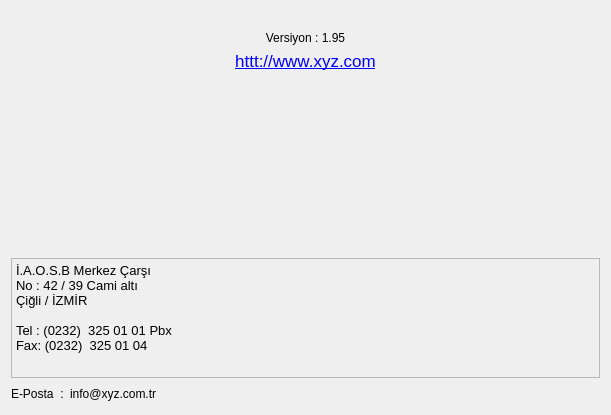
Before: the Qt Designer form YONETIM/yonetim_hakkinda.ui in adakteknoloji/FRAMEWORK, drawn with Qt 5.
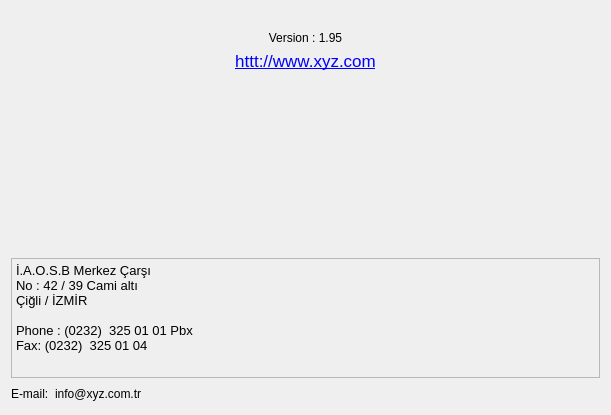
After: the same form once the commit is applied. Icons and pictures are not drawn.

Commit message: Hakkımızda sayfa çeviri yapıldı

```diff
--- a/YONETIM/yonetim_hakkinda.ui
+++ b/YONETIM/yonetim_hakkinda.ui
@@ -60,7 +60,7 @@
       </sizepolicy>
      </property>
      <property name="text">
-      <string>Versiyon : 1.95</string>
+      <string>Version : 1.95</string>
      </property>
      <property name="alignment">
       <set>Qt::AlignCenter</set>
@@ -171,15 +171,15 @@
         <string>&lt;!DOCTYPE HTML PUBLIC &quot;-//W3C//DTD HTML 4.0//EN&quot; &quot;http://www.w3.org/TR/REC-html40/strict.dtd&quot;&gt;
 &lt;html&gt;&lt;head&gt;&lt;meta name=&quot;qrichtext&quot; content=&quot;1&quot; /&gt;&lt;style type=&quot;text/css&quot;&gt;
 p, li { white-space: pre-wrap; }
-&lt;/style&gt;&lt;/head&gt;&lt;body style=&quot; font-family:'Cantarell'; font-size:11pt; font-weight:400; font-style:normal;&quot;&gt;
+&lt;/style&gt;&lt;/head&gt;&lt;body style=&quot; font-family:'Ubuntu'; font-size:11pt; font-weight:400; font-style:normal;&quot;&gt;
 &lt;table border=&quot;0&quot; style=&quot;-qt-table-type: root; margin-top:4px; margin-bottom:4px; margin-left:4px; margin-right:4px;&quot;&gt;
 &lt;tr&gt;
 &lt;td style=&quot;border: none;&quot;&gt;
-&lt;p align=&quot;justify&quot; style=&quot; margin-top:0px; margin-bottom:0px; margin-left:0px; margin-right:0px; -qt-block-indent:0; text-indent:0px;&quot;&gt;&lt;span style=&quot; font-family:'Sans Serif'; font-size:10pt;&quot;&gt;İ.A.O.S.B Merkez Çarşı&lt;/span&gt;&lt;/p&gt;
+&lt;p style=&quot; margin-top:0px; margin-bottom:0px; margin-left:0px; margin-right:0px; -qt-block-indent:0; text-indent:0px;&quot;&gt;&lt;span style=&quot; font-family:'Sans Serif'; font-size:10pt;&quot;&gt;İ.A.O.S.B Merkez Çarşı&lt;/span&gt;&lt;/p&gt;
 &lt;p align=&quot;justify&quot; style=&quot; margin-top:0px; margin-bottom:0px; margin-left:0px; margin-right:0px; -qt-block-indent:0; text-indent:0px;&quot;&gt;&lt;span style=&quot; font-family:'Sans Serif'; font-size:10pt;&quot;&gt;No : 42 / 39 Cami altı&lt;/span&gt;&lt;/p&gt;
 &lt;p align=&quot;justify&quot; style=&quot; margin-top:0px; margin-bottom:0px; margin-left:0px; margin-right:0px; -qt-block-indent:0; text-indent:0px;&quot;&gt;&lt;span style=&quot; font-family:'Sans Serif'; font-size:10pt;&quot;&gt;Çiğli / İZMİR&lt;/span&gt;&lt;/p&gt;
-&lt;p align=&quot;justify&quot; style=&quot;-qt-paragraph-type:empty; margin-top:0px; margin-bottom:0px; margin-left:0px; margin-right:0px; -qt-block-indent:0; text-indent:0px; font-family:'Sans Serif'; font-size:10pt;&quot;&gt;&lt;/p&gt;
-&lt;p align=&quot;justify&quot; style=&quot; margin-top:0px; margin-bottom:0px; margin-left:0px; margin-right:0px; -qt-block-indent:0; text-indent:0px;&quot;&gt;&lt;span style=&quot; font-family:'Sans Serif'; font-size:10pt;&quot;&gt;Tel : (0232)  325 01 01 Pbx&lt;/span&gt;&lt;/p&gt;
+&lt;p align=&quot;justify&quot; style=&quot;-qt-paragraph-type:empty; margin-top:0px; margin-bottom:0px; margin-left:0px; margin-right:0px; -qt-block-indent:0; text-indent:0px; font-family:'Sans Serif'; font-size:10pt;&quot;&gt;&lt;br /&gt;&lt;/p&gt;
+&lt;p align=&quot;justify&quot; style=&quot; margin-top:0px; margin-bottom:0px; margin-left:0px; margin-right:0px; -qt-block-indent:0; text-indent:0px;&quot;&gt;&lt;span style=&quot; font-family:'Sans Serif'; font-size:10pt;&quot;&gt;Phone : (0232)  325 01 01 Pbx&lt;/span&gt;&lt;/p&gt;
 &lt;p align=&quot;justify&quot; style=&quot; margin-top:0px; margin-bottom:0px; margin-left:0px; margin-right:0px; -qt-block-indent:0; text-indent:0px;&quot;&gt;&lt;span style=&quot; font-family:'Sans Serif'; font-size:10pt;&quot;&gt;Fax: (0232)  325 01 04&lt;/span&gt;&lt;/p&gt;&lt;/td&gt;&lt;/tr&gt;&lt;/table&gt;&lt;/body&gt;&lt;/html&gt;</string>
        </property>
       </widget>
@@ -197,7 +197,7 @@
         </sizepolicy>
        </property>
        <property name="text">
-        <string>E-Posta  :</string>
+        <string>E-mail:</string>
        </property>
       </widget>
      </item>
```
Left out of the diff: 2 changed lines with no effect on the pictures. The commit also changes 1 other file.
